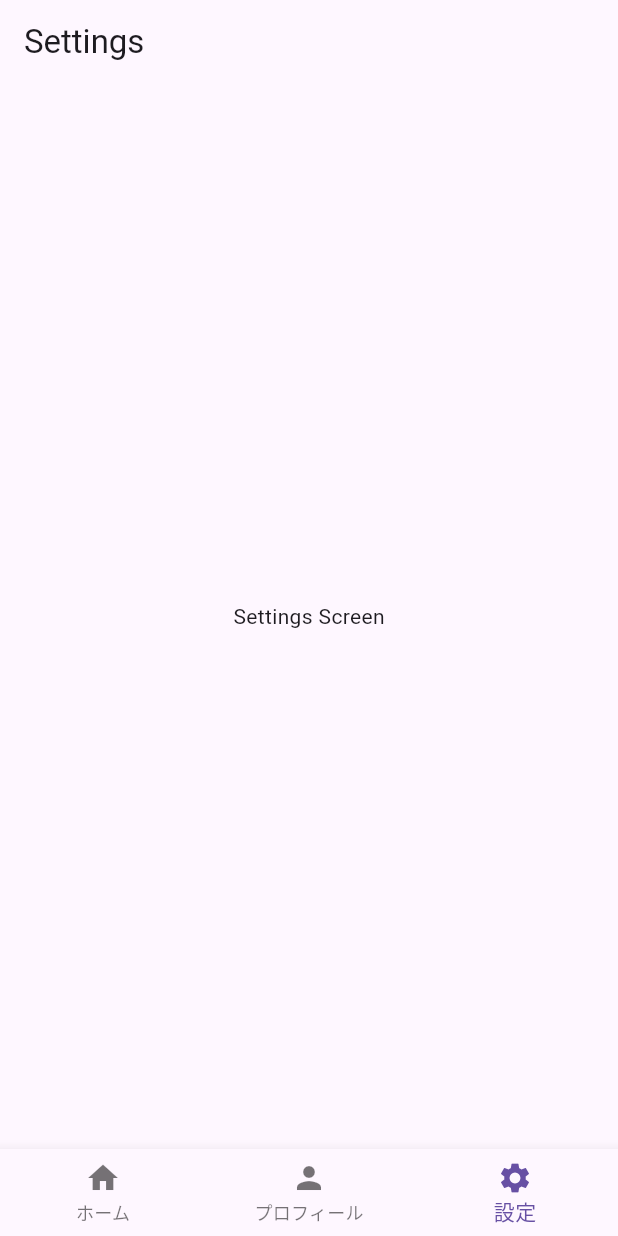
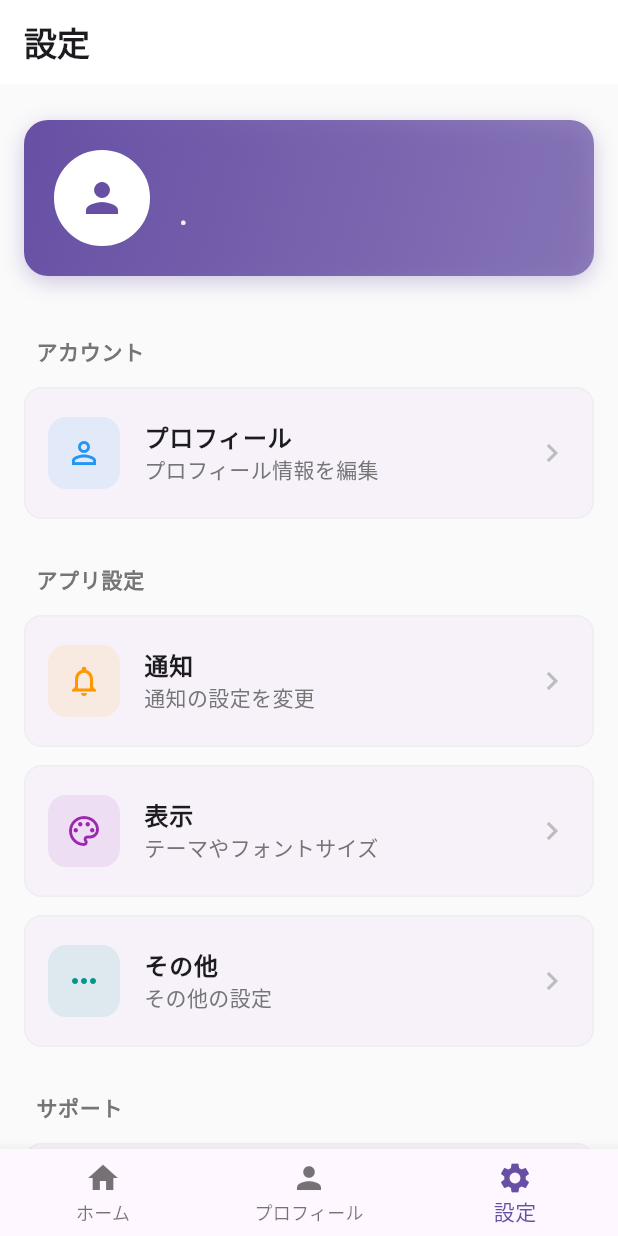
Before and after one commit to oto1720/2025_tyarekyara, a Flutter app: the SettingsScreen screen opened by its route, on a phone screen of 412 x 824 dp. Run offline on Flutter 3.47's test engine with Material 3 defaults, Android fonts, the phone set to English and light mode, and no system bars; our stand-ins replace cloud_firestore, firebase_auth, firebase_core, firebase_storage, flutter_riverpod, freezed_annotation and 4 more; accounts and stored records are empty.

Commit message:
[feat]設定画面作成 #35

```diff
--- a/lib/core/route/app_router.dart
+++ b/lib/core/route/app_router.dart
@@ -1,7 +1,7 @@
 import 'package:go_router/go_router.dart';
 import 'package:tyarekyara/feature/home/presentation/pages/home.dart';
 import 'package:tyarekyara/feature/profile/profile_screen.dart';
-import 'package:tyarekyara/feature/settings/settings_screen.dart';
+import 'package:tyarekyara/feature/settings/presentation/pages/settings_screen.dart';
 import 'package:tyarekyara/widgets/bottom_navigation.dart';
 import 'package:tyarekyara/feature/auth/presentaion/pages/login.dart';
 import 'package:tyarekyara/feature/auth/presentaion/pages/signup_page.dart';
--- /dev/null
+++ b/lib/feature/settings/presentation/pages/settings_screen.dart
@@ -0,0 +1,254 @@
+import 'package:flutter/material.dart';
+import 'package:flutter_riverpod/flutter_riverpod.dart';
+import 'package:go_router/go_router.dart';
+import '../../../auth/providers/auth_provider.dart';
+import '../widgets/setting_item.dart';
+
+class SettingsScreen extends ConsumerWidget {
+  const SettingsScreen({super.key});
+
+  void _showLogoutDialog(BuildContext context, WidgetRef ref) {
+    showDialog(
+      context: context,
+      builder: (context) => AlertDialog(
+        title: const Text('ログアウト'),
+        content: const Text('本当にログアウトしますか？'),
+        shape: RoundedRectangleBorder(
+          borderRadius: BorderRadius.circular(16),
+        ),
+        actions: [
+          TextButton(
+            onPressed: () => Navigator.pop(context),
+            child: Text(
+              'キャンセル',
+              style: TextStyle(color: Colors.grey[600]),
+            ),
+          ),
+          TextButton(
+            onPressed: () async {
+              Navigator.pop(context);
+              await ref.read(authControllerProvider.notifier).signOut();
+              if (context.mounted) {
+                context.go('/login');
+              }
+            },
+            child: Text(
+              'ログアウト',
+              style: TextStyle(color: Colors.red[600]),
+            ),
+          ),
+        ],
+      ),
+    );
+  }
+
+  @override
+  Widget build(BuildContext context, WidgetRef ref) {
+    final currentUserAsync = ref.watch(currentUserProvider);
+
+    return Scaffold(
+      backgroundColor: Colors.grey[50],
+      appBar: AppBar(
+        title: const Text(
+          '設定',
+          style: TextStyle(
+            fontWeight: FontWeight.bold,
+          ),
+        ),
+        backgroundColor: Colors.white,
+        elevation: 0,
+        centerTitle: false,
+      ),
+      body: SafeArea(
+        child: SingleChildScrollView(
+          child: Column(
+            crossAxisAlignment: CrossAxisAlignment.start,
+            children: [
+              const SizedBox(height: 8),
+
+              // ユーザー情報カード
+              currentUserAsync.when(
+                data: (user) {
+                  if (user == null) {
+                    return const SizedBox.shrink();
+                  }
+                  return Container(
+                    margin: const EdgeInsets.all(16),
+                    padding: const EdgeInsets.all(20),
+                    decoration: BoxDecoration(
+                      gradient: LinearGradient(
+                        begin: Alignment.topLeft,
+                        end: Alignment.bottomRight,
+                        colors: [
+                          Theme.of(context).primaryColor,
+                          Theme.of(context).primaryColor.withValues(alpha: 0.7),
+                        ],
+                      ),
+                      borderRadius: BorderRadius.circular(16),
+                      boxShadow: [
+                        BoxShadow(
+                          color: Theme.of(context)
+                              .primaryColor
+                              .withValues(alpha: 0.3),
+                          blurRadius: 12,
+                          offset: const Offset(0, 4),
+                        ),
+                      ],
+                    ),
+                    child: Row(
+                      children: [
+                        // アイコン
+                        Container(
+                          width: 64,
+                          height: 64,
+                          decoration: BoxDecoration(
+                            color: Colors.white,
+                            shape: BoxShape.circle,
+                            border: Border.all(
+                              color: Colors.white,
+                              width: 3,
+                            ),
+                          ),
+                          child: ClipOval(
+                            child: Icon(
+                              Icons.person,
+                              size: 32,
+                              color: Theme.of(context).primaryColor,
+                            ),
+                          ),
+                        ),
+                        const SizedBox(width: 16),
+                        // ユーザー情報
+                        Expanded(
+                          child: Column(
+                            crossAxisAlignment: CrossAxisAlignment.start,
+                            children: [
+                              Text(
+                                user.nickname,
+                                style: const TextStyle(
+                                  color: Colors.white,
+                                  fontSize: 20,
+                                  fontWeight: FontWeight.bold,
+                                ),
+                              ),
+                              const SizedBox(height: 4),
+                              Text(
+                                '${user.ageRange} • ${user.region}',
+                                style: TextStyle(
+                                  color: Colors.white.withValues(alpha: 0.9),
+                                  fontSize: 14,
+                                ),
+                              ),
+                            ],
+                          ),
+                        ),
+                      ],
+                    ),
+                  );
+                },
+                loading: () => const Center(
+                  child: Padding(
+                    padding: EdgeInsets.all(20),
+                    child: CircularProgressIndicator(),
+                  ),
+                ),
+                error: (_, __) => const SizedBox.shrink(),
+              ),
+
+              // アカウント
+              const SettingSection(title: 'アカウント'),
+              SettingItem(
+                icon: Icons.person_outline,
+                title: 'プロフィール',
+                subtitle: 'プロフィール情報を編集',
+                iconColor: Colors.blue,
+                onTap: () {
+                  // TODO: プロフィール編集画面へ遷移
+                  ScaffoldMessenger.of(context).showSnackBar(
+                    const SnackBar(content: Text('プロフィール画面（未実装）')),
+                  );
+                },
+              ),
+
+              // アプリ設定
+              const SettingSection(title: 'アプリ設定'),
+              SettingItem(
+                icon: Icons.notifications_outlined,
+                title: '通知',
+                subtitle: '通知の設定を変更',
+                iconColor: Colors.orange,
+                onTap: () {
+                  // TODO: 通知設定画面へ遷移
+                  ScaffoldMessenger.of(context).showSnackBar(
+                    const SnackBar(content: Text('通知設定画面（未実装）')),
+                  );
+                },
+              ),
+              SettingItem(
+                icon: Icons.palette_outlined,
+                title: '表示',
+                subtitle: 'テーマやフォントサイズ',
+                iconColor: Colors.purple,
+                onTap: () {
+                  // TODO: 表示設定画面へ遷移
+                  ScaffoldMessenger.of(context).showSnackBar(
+                    const SnackBar(content: Text('表示設定画面（未実装）')),
+                  );
+                },
+              ),
+              SettingItem(
+                icon: Icons.more_horiz,
+                title: 'その他',
+                subtitle: 'その他の設定',
+                iconColor: Colors.teal,
+                onTap: () {
+                  // TODO: その他設定画面へ遷移
+                  ScaffoldMessenger.of(context).showSnackBar(
+                    const SnackBar(content: Text('その他設定画面（未実装）')),
+                  );
+                },
+              ),
+
+              // サポート
+              const SettingSection(title: 'サポート'),
+              SettingItem(
+                icon: Icons.help_outline,
+                title: 'ヘルプ',
+                subtitle: 'よくある質問',
+                iconColor: Colors.green,
+                onTap: () {
+                  // TODO: ヘルプ画面へ遷移
+                  ScaffoldMessenger.of(context).showSnackBar(
+                    const SnackBar(content: Text('ヘルプ画面（未実装）')),
+                  );
+                },
+              ),
+              SettingItem(
+                icon: Icons.info_outline,
+                title: '基本情報',
+                subtitle: 'バージョン、利用規約など',
+                iconColor: Colors.indigo,
+                onTap: () {
+                  // TODO: 基本情報画面へ遷移
+                  ScaffoldMessenger.of(context).showSnackBar(
+                    const SnackBar(content: Text('基本情報画面（未実装）')),
+                  );
+                },
+              ),
+
+              // アカウント操作
+              const SettingSection(title: 'アカウント操作'),
+              DangerSettingItem(
+                icon: Icons.logout,
+                title: 'ログアウト',
+                onTap: () => _showLogoutDialog(context, ref),
+              ),
+
+              const SizedBox(height: 32),
+            ],
+          ),
+        ),
+      ),
+    );
+  }
+}
--- /dev/null
+++ b/lib/feature/settings/presentation/widgets/setting_item.dart
@@ -0,0 +1,165 @@
+import 'package:flutter/material.dart';
+
+/// 設定項目Widget
+class SettingItem extends StatelessWidget {
+  final IconData icon;
+  final String title;
+  final String? subtitle;
+  final VoidCallback? onTap;
+  final Color? iconColor;
+  final Widget? trailing;
+
+  const SettingItem({
+    super.key,
+    required this.icon,
+    required this.title,
+    this.subtitle,
+    this.onTap,
+    this.iconColor,
+    this.trailing,
+  });
+
+  @override
+  Widget build(BuildContext context) {
+    return Card(
+      margin: const EdgeInsets.symmetric(horizontal: 16, vertical: 6),
+      elevation: 0,
+      shape: RoundedRectangleBorder(
+        borderRadius: BorderRadius.circular(12),
+        side: BorderSide(
+          color: Colors.grey[200]!,
+          width: 1,
+        ),
+      ),
+      child: ListTile(
+        onTap: onTap,
+        contentPadding: const EdgeInsets.symmetric(
+          horizontal: 16,
+          vertical: 8,
+        ),
+        leading: Container(
+          width: 48,
+          height: 48,
+          decoration: BoxDecoration(
+            color: (iconColor ?? Theme.of(context).primaryColor)
+                .withValues(alpha: 0.1),
+            borderRadius: BorderRadius.circular(12),
+          ),
+          child: Icon(
+            icon,
+            color: iconColor ?? Theme.of(context).primaryColor,
+            size: 24,
+          ),
+        ),
+        title: Text(
+          title,
+          style: const TextStyle(
+            fontSize: 16,
+            fontWeight: FontWeight.w600,
+          ),
+        ),
+        subtitle: subtitle != null
+            ? Text(
+                subtitle!,
+                style: TextStyle(
+                  fontSize: 14,
+                  color: Colors.grey[600],
+                ),
+              )
+            : null,
+        trailing: trailing ??
+            Icon(
+              Icons.chevron_right,
+              color: Colors.grey[400],
+            ),
+      ),
+    );
+  }
+}
+
+/// 設定セクションヘッダー
+class SettingSection extends StatelessWidget {
+  final String title;
+
+  const SettingSection({
+    super.key,
+    required this.title,
+  });
+
+  @override
+  Widget build(BuildContext context) {
+    return Padding(
+      padding: const EdgeInsets.fromLTRB(24, 24, 24, 8),
+      child: Text(
+        title,
+        style: TextStyle(
+          fontSize: 14,
+          fontWeight: FontWeight.w600,
+          color: Colors.grey[600],
+          letterSpacing: 0.5,
+        ),
+      ),
+    );
+  }
+}
+
+/// 危険な操作用の設定項目（赤色）
+class DangerSettingItem extends StatelessWidget {
+  final IconData icon;
+  final String title;
+  final VoidCallback? onTap;
+
+  const DangerSettingItem({
+    super.key,
+    required this.icon,
+    required this.title,
+    this.onTap,
+  });
+
+  @override
+  Widget build(BuildContext context) {
+    return Card(
+      margin: const EdgeInsets.symmetric(horizontal: 16, vertical: 6),
+      elevation: 0,
+      shape: RoundedRectangleBorder(
+        borderRadius: BorderRadius.circular(12),
+        side: BorderSide(
+          color: Colors.red[100]!,
+          width: 1,
+        ),
+      ),
+      child: ListTile(
+        onTap: onTap,
+        contentPadding: const EdgeInsets.symmetric(
+          horizontal: 16,
+          vertical: 8,
+        ),
+        leading: Container(
+          width: 48,
+          height: 48,
+          decoration: BoxDecoration(
+            color: Colors.red[50],
+            borderRadius: BorderRadius.circular(12),
+          ),
+          child: Icon(
+            icon,
+            color: Colors.red[600],
+            size: 24,
+          ),
+        ),
+        title: Text(
+          title,
+          style: TextStyle(
+            fontSize: 16,
+            fontWeight: FontWeight.w600,
+            color: Colors.red[600],
+          ),
+        ),
+        trailing: Icon(
+          Icons.chevron_right,
+          color: Colors.red[400],
+        ),
+      ),
+    );
+  }
+}
--- a/lib/feature/settings/settings_screen.dart
+++ /dev/null
@@ -1,17 +0,0 @@
-import 'package:flutter/material.dart';
-
-class SettingsScreen extends StatelessWidget {
-  const SettingsScreen({super.key});
-
-  @override
-  Widget build(BuildContext context) {
-    return Scaffold(
-      appBar: AppBar(
-        title: const Text('Settings'),
-      ),
-      body: const Center(
-        child: Text('Settings Screen'),
-      ),
-    );
-  }
-}
```
